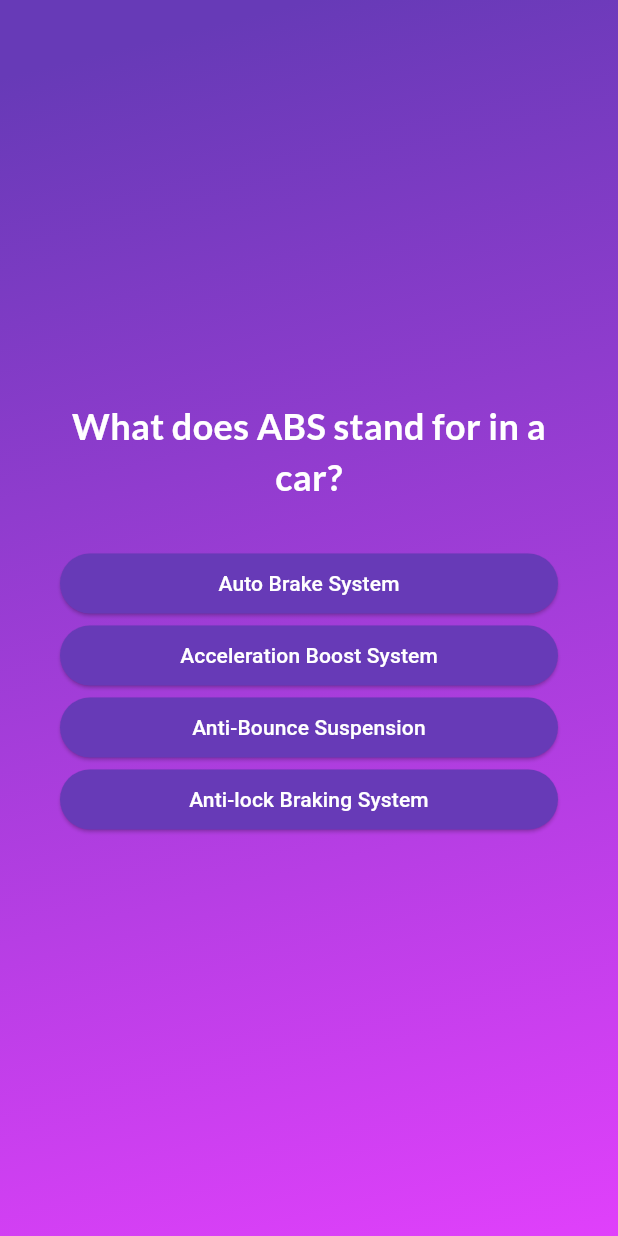
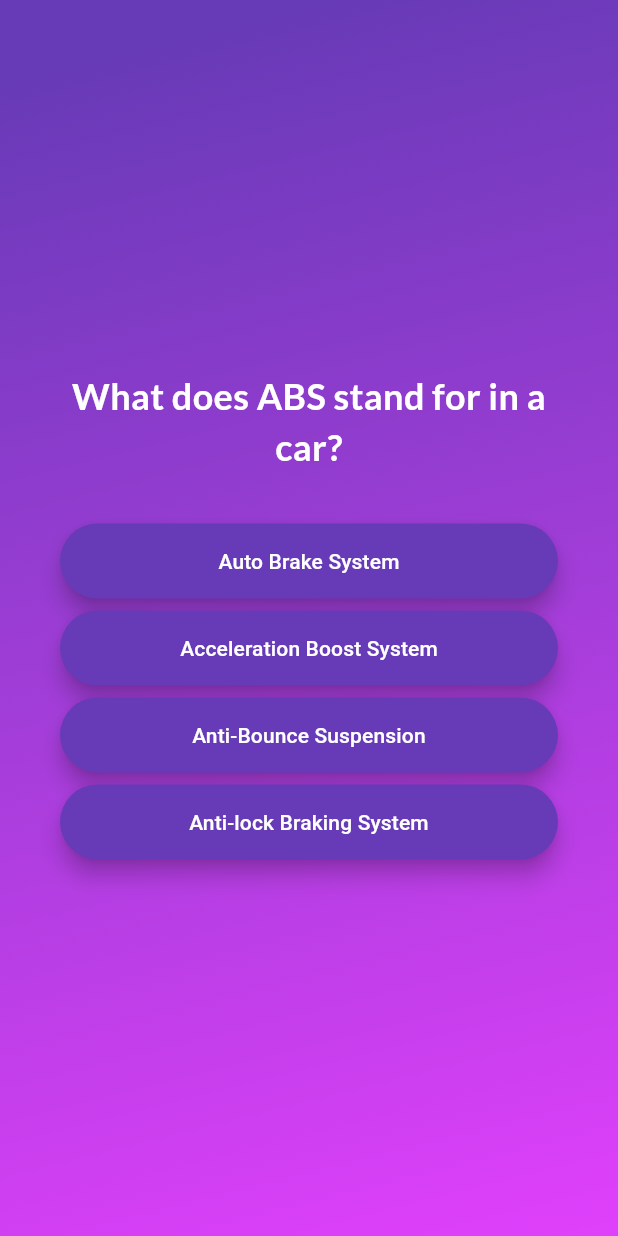
Before and after one commit to mutafyan/carquiz, a Flutter app: the screen it shows after launch, after a tap on "Start the quiz!", on a phone screen of 412 x 824 dp. Run offline on Flutter 3.47's test engine with Material 3 defaults, Android fonts, the phone set to English and light mode, and no system bars; our stand-ins replace google_fonts.

Commit message:
refactored the project, added custom components

```diff
--- a/lib/data/questions.dart
+++ b/lib/data/questions.dart
@@ -2,7 +2,7 @@ import 'package:quizapp_v2/models/quiz_question.dart';
 
 // Internally the 1st answer will always be the
 // right one, but user will be shown shuffled variant
-// so that the quiz is not predictible
+// so that the quiz is not predictable
 const questions = [
   // 1
   QuizQuestion(
@@ -54,26 +54,54 @@ const questions = [
       'Rear Power Module',
     ],
   ),
-
   // 6
   QuizQuestion(
-    'In the automotive world, what does SUV stand for?',
+    'What does ECU stand for in automotive engineering?',
     [
-      'Sports Utility Vehicle',
-      'Sports Undercarriage Vehicle',
-      'Super Urban Van',
-      'Speedy Urban Voyage',
+      'Engine Control Unit',
+      'Electronic Circuit Utilizer',
+      'Engine Calibration Utility',
+      'Electric Control Usage',
     ],
   ),
-
   // 7
   QuizQuestion(
-    'In the automotive world, what does SUV stand for?',
+    'What is the primary function of a differential in a car?',
     [
-      'Sports Utility Vehicle',
-      'Sports Undercarriage Vehicle',
-      'Super Urban Van',
-      'Speedy Urban Voyage',
+      'Allow wheels to rotate at different speeds',
+      'Increase engine torque output',
+      'Control fuel injection timing',
+      'Reduce engine vibrations',
+    ],
+  ),
+  // 8
+  QuizQuestion(
+    'What is the primary function of a turbocharger in a car engine?',
+    [
+      'Increase engine power by forcing more air into the combustion chamber',
+      'Reduce fuel consumption by optimizing air-fuel mixture',
+      'Control exhaust noise levels',
+      'Monitor engine temperature',
+    ],
+  ),
+  // 9
+  QuizQuestion(
+    'What is the purpose of a limited-slip differential (LSD)?',
+    [
+      'Improve traction by limiting wheel spin',
+      'Reduce fuel consumption',
+      'Control exhaust emissions',
+      'Enhance braking efficiency',
+    ],
+  ),
+  // 10
+  QuizQuestion(
+    'What does VTEC stand for in Honda engines?',
+    [
+      'Variable Valve Timing and Lift Electronic Control',
+      'Variable Turbocharged Engine Control',
+      'Voltage Timing Efficiency Calibration',
+      'Variable Torque and Emission Control',
     ],
   ),
 ];
--- a/lib/models/answer_button.dart
+++ b/lib/models/answer_button.dart
@@ -10,8 +10,12 @@ class AnswerButton extends StatelessWidget {
   final void Function() onTap;
   @override
   Widget build(context) {
-    return ElevatedButton(
+    return Padding(
+      padding: const EdgeInsets.symmetric(vertical: 4),
+      child: ElevatedButton(
         style: ElevatedButton.styleFrom(
+          elevation: 6,
+          padding: EdgeInsets.all(15),
           backgroundColor: Colors.deepPurple,
           foregroundColor: Colors.white,
           // padding: const EdgeInsets.symmetric(vertical: 10, horizontal: 40),
@@ -21,6 +25,7 @@ class AnswerButton extends StatelessWidget {
           answer,
           textAlign: TextAlign.center,
         ),
+      ),
     );
   }
 }
--- /dev/null
+++ b/lib/models/control_button.dart
@@ -0,0 +1,27 @@
+import "package:flutter/material.dart";
+
+class ControlButton extends StatelessWidget {
+  const ControlButton({super.key,
+    required this.text,
+    required this.onPressed,
+    required this.icon
+  });
+  final Function() onPressed;
+  final Icon icon;
+  final String text;
+  @override
+  Widget build(context) {
+    return OutlinedButton.icon(
+      onPressed: onPressed,
+      style: OutlinedButton.styleFrom(
+        foregroundColor: Colors.white,
+        backgroundColor: Colors.deepPurple,
+      ),
+      icon: icon,
+      label: Text(
+        text,
+        style: TextStyle(fontSize: 20),
+      ),
+    );
+  }
+}
--- a/lib/screens/start_screen.dart
+++ b/lib/screens/start_screen.dart
@@ -1,4 +1,5 @@
 import 'package:flutter/material.dart';
+import 'package:quizapp_v2/models/control_button.dart';
 
 class StartScreen extends StatelessWidget {
   final VoidCallback onStart;
@@ -28,18 +29,11 @@ class StartScreen extends StatelessWidget {
             ),
           ),
           const SizedBox(height: 25),
-          OutlinedButton.icon(
-            onPressed: onStart,
-            style: OutlinedButton.styleFrom(
-              foregroundColor: Colors.white,
-              backgroundColor: Colors.deepPurple,
-            ),
-            icon: const Icon(Icons.arrow_right_alt),
-            label: const Text(
-              'Start the quiz!',
-              style: TextStyle(fontSize: 20),
-            ),
-          ),
+          ControlButton(
+              text: 'Start the quiz!',
+              onPressed: onStart,
+              icon: Icon(Icons.arrow_right_alt),
+          )
         ],
       ),
     );
```
Also changed, not shown: lib/models/results/answer_text.dart (added, +20 -0 lines), lib/models/results/result_card.dart (added, +18 -0 lines), lib/models/results/result_index.dart (added, +28 -0 lines), lib/models/results/result_item.dart (+16 -39 lines), lib/screens/end_screen.dart (+6 -12 lines), 1 other file. Lines whose indentation alone changed are shown as unchanged.
